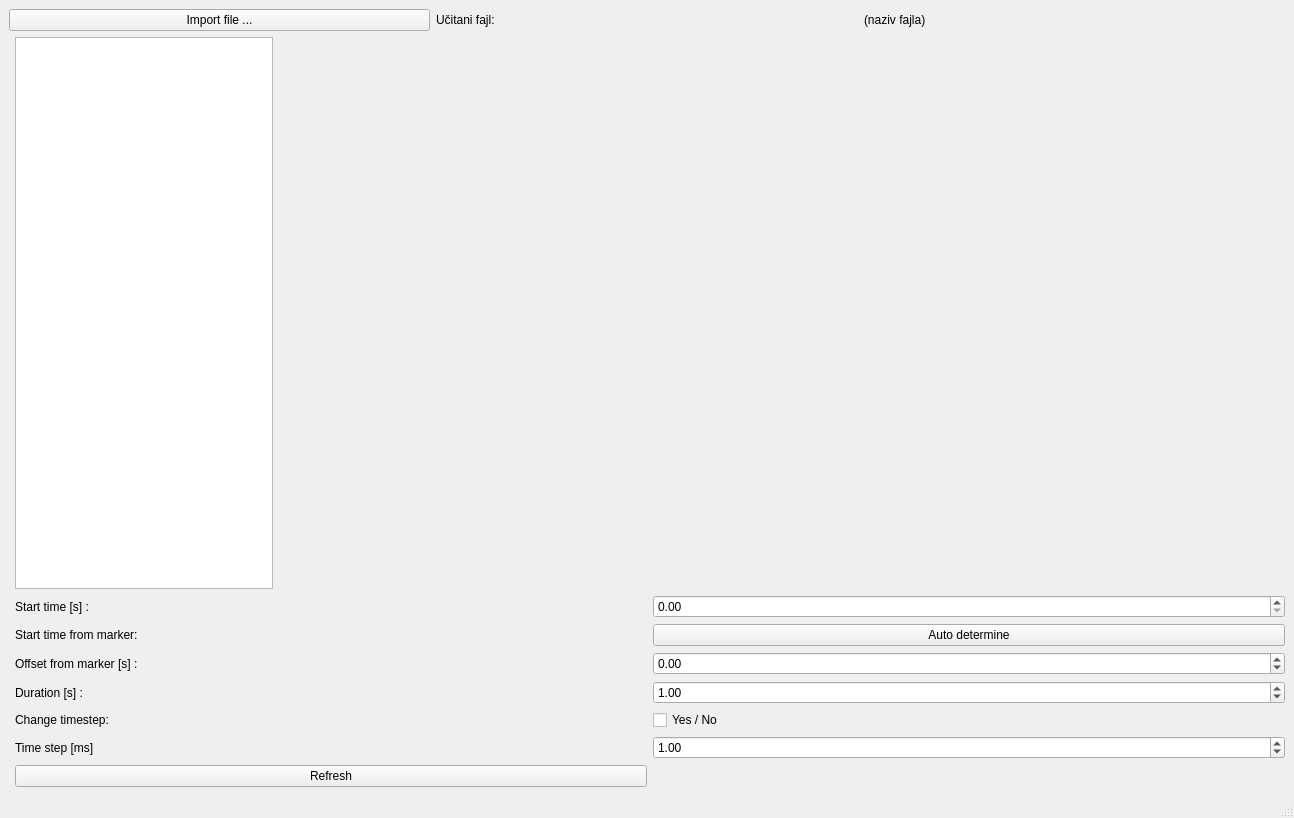
esokic/signal-processor, file mainwindow.ui: the form before one commit.
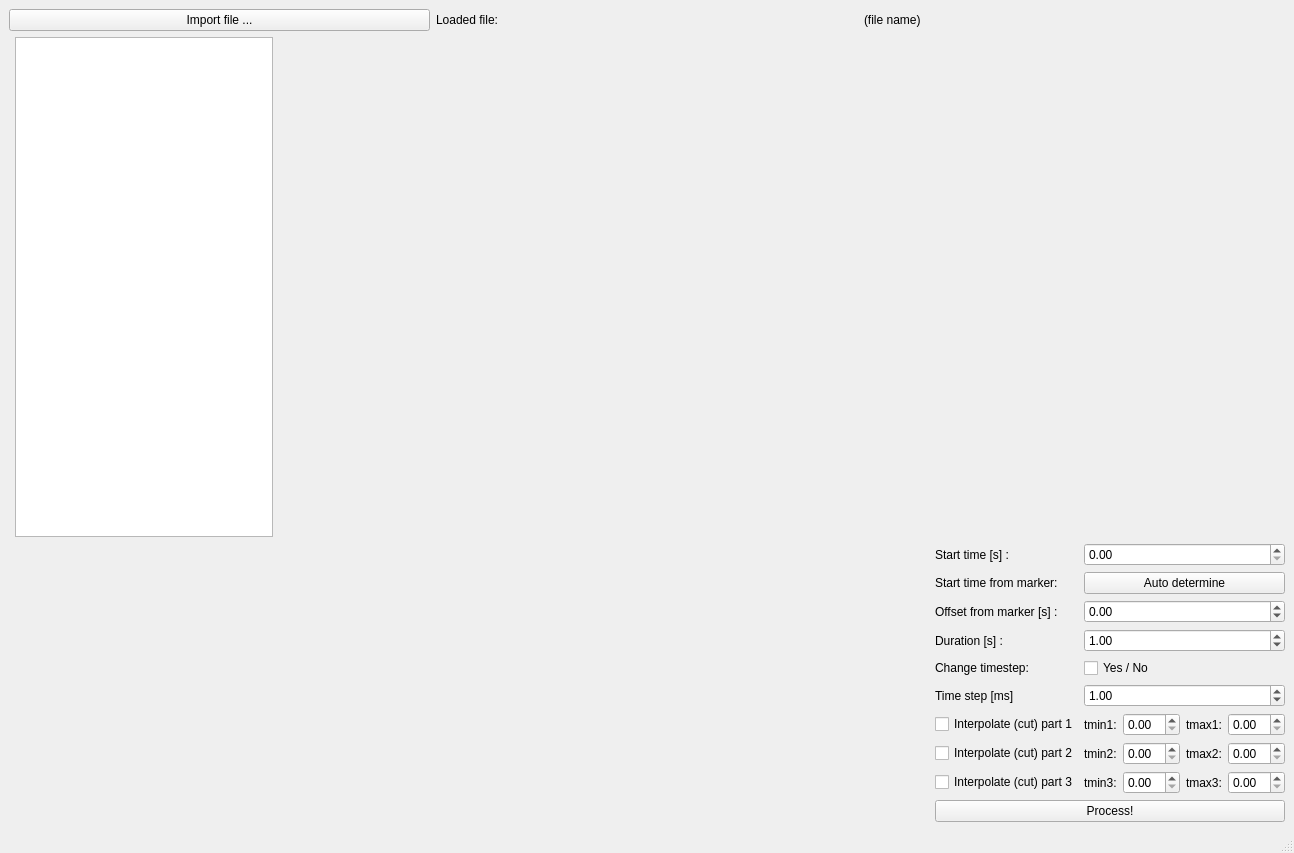
The form after the commit. Custom widgets are drawn as their Qt base class.

Patch:
```diff
--- a/mainwindow.ui
+++ b/mainwindow.ui
@@ -17,14 +17,89 @@
    <layout class="QGridLayout" name="gridLayout_2">
     <item row="3" column="1">
      <layout class="QGridLayout" name="gridLayout">
-      <item row="1" column="1">
+      <item row="6" column="1">
+       <widget class="QLabel" name="label_7">
+        <property name="text">
+         <string>Change timestep:</string>
+        </property>
+       </widget>
+      </item>
+      <item row="10" column="2">
+       <layout class="QHBoxLayout" name="horizontalLayout_3">
+        <item>
+         <widget class="QLabel" name="label_12">
+          <property name="text">
+           <string>tmin2:</string>
+          </property>
+         </widget>
+        </item>
+        <item>
+         <widget class="QDoubleSpinBox" name="doubleSpinBox_tmin2"/>
+        </item>
+        <item>
+         <widget class="QLabel" name="label_10">
+          <property name="text">
+           <string>tmax2:</string>
+          </property>
+         </widget>
+        </item>
+        <item>
+         <widget class="QDoubleSpinBox" name="doubleSpinBox_tmax2"/>
+        </item>
+       </layout>
+      </item>
+      <item row="9" column="2">
+       <layout class="QHBoxLayout" name="horizontalLayout_2">
+        <item>
+         <widget class="QLabel" name="label_9">
+          <property name="text">
+           <string>tmin1:</string>
+          </property>
+         </widget>
+        </item>
+        <item>
+         <widget class="QDoubleSpinBox" name="doubleSpinBox_tmin1"/>
+        </item>
+        <item>
+         <widget class="QLabel" name="label_8">
+          <property name="text">
+           <string>tmax1:</string>
+          </property>
+         </widget>
+        </item>
+        <item>
+         <widget class="QDoubleSpinBox" name="doubleSpinBox_tmax1"/>
+        </item>
+       </layout>
+      </item>
+      <item row="0" column="0">
+       <spacer name="horizontalSpacer">
+        <property name="orientation">
+         <enum>Qt::Horizontal</enum>
+        </property>
+        <property name="sizeHint" stdset="0">
+         <size>
+          <width>40</width>
+          <height>20</height>
+         </size>
+        </property>
+       </spacer>
+      </item>
+      <item row="1" column="2">
        <widget class="QPushButton" name="pushButton_AutoReadMarker">
         <property name="text">
          <string>Auto determine</string>
         </property>
        </widget>
       </item>
-      <item row="3" column="1">
+      <item row="9" column="1">
+       <widget class="QCheckBox" name="checkBox_cutPart_1">
+        <property name="text">
+         <string>Interpolate (cut) part 1</string>
+        </property>
+       </widget>
+      </item>
+      <item row="3" column="2">
        <widget class="QDoubleSpinBox" name="doubleSpinBox_offsetTime">
         <property name="minimum">
          <double>-5.000000000000000</double>
@@ -34,73 +109,49 @@
         </property>
        </widget>
       </item>
-      <item row="1" column="0">
-       <widget class="QLabel" name="label_5">
-        <property name="text">
-         <string>Start time from marker:</string>
-        </property>
-       </widget>
-      </item>
-      <item row="0" column="0">
+      <item row="0" column="1">
        <widget class="QLabel" name="label">
         <property name="text">
          <string>Start time [s] :</string>
         </property>
        </widget>
       </item>
-      <item row="8" column="0">
+      <item row="8" column="1">
        <widget class="QLabel" name="label_4">
         <property name="text">
          <string>Time step [ms]</string>
         </property>
        </widget>
       </item>
-      <item row="4" column="0">
-       <widget class="QLabel" name="label_2">
+      <item row="6" column="2">
+       <widget class="QCheckBox" name="checkBox_changeTimeStep">
         <property name="text">
-         <string>Duration [s] :</string>
+         <string>Yes / No</string>
         </property>
        </widget>
       </item>
-      <item row="6" column="0">
-       <widget class="QLabel" name="label_7">
-        <property name="text">
-         <string>Change timestep:</string>
-        </property>
-       </widget>
-      </item>
-      <item row="0" column="1">
-       <widget class="QDoubleSpinBox" name="doubleSpinBox_startTime"/>
-      </item>
-      <item row="3" column="0">
+      <item row="3" column="1">
        <widget class="QLabel" name="label_6">
         <property name="text">
          <string>Offset from marker [s] :</string>
         </property>
        </widget>
       </item>
-      <item row="10" column="0">
-       <widget class="QPushButton" name="pushButton_Refresh">
+      <item row="10" column="1">
+       <widget class="QCheckBox" name="checkBox_cutPart_2">
         <property name="text">
-         <string>Refresh</string>
+         <string>Interpolate (cut) part 2</string>
         </property>
        </widget>
       </item>
-      <item row="4" column="1">
+      <item row="4" column="2">
        <widget class="QDoubleSpinBox" name="doubleSpinBox_duration">
         <property name="value">
          <double>1.000000000000000</double>
         </property>
        </widget>
       </item>
-      <item row="6" column="1">
-       <widget class="QCheckBox" name="checkBox_changeTimeStep">
-        <property name="text">
-         <string>Yes / No</string>
-        </property>
-       </widget>
-      </item>
-      <item row="8" column="1">
+      <item row="8" column="2">
        <widget class="QDoubleSpinBox" name="doubleSpinBox_timeStep">
         <property name="maximum">
          <double>200.000000000000000</double>
@@ -110,6 +161,61 @@
         </property>
        </widget>
       </item>
+      <item row="11" column="1">
+       <widget class="QCheckBox" name="checkBox_cutPart_3">
+        <property name="text">
+         <string>Interpolate (cut) part 3</string>
+        </property>
+       </widget>
+      </item>
+      <item row="4" column="1">
+       <widget class="QLabel" name="label_2">
+        <property name="text">
+         <string>Duration [s] :</string>
+        </property>
+       </widget>
+      </item>
+      <item row="11" column="2">
+       <layout class="QHBoxLayout" name="horizontalLayout_4">
+        <item>
+         <widget class="QLabel" name="label_13">
+          <property name="text">
+           <string>tmin3:</string>
+          </property>
+         </widget>
+        </item>
+        <item>
+         <widget class="QDoubleSpinBox" name="doubleSpinBox_tmin3"/>
+        </item>
+        <item>
+         <widget class="QLabel" name="label_11">
+          <property name="text">
+           <string>tmax3:</string>
+          </property>
+         </widget>
+        </item>
+        <item>
+         <widget class="QDoubleSpinBox" name="doubleSpinBox_tmax3"/>
+        </item>
+       </layout>
+      </item>
+      <item row="0" column="2">
+       <widget class="QDoubleSpinBox" name="doubleSpinBox_startTime"/>
+      </item>
+      <item row="1" column="1">
+       <widget class="QLabel" name="label_5">
+        <property name="text">
+         <string>Start time from marker:</string>
+        </property>
+       </widget>
+      </item>
+      <item row="12" column="1" colspan="2">
+       <widget class="QPushButton" name="pushButton_Refresh">
+        <property name="text">
+         <string>Process!</string>
+        </property>
+       </widget>
+      </item>
      </layout>
     </item>
     <item row="2" column="1">
@@ -158,14 +264,14 @@
       <item>
        <widget class="QLabel" name="label_3">
         <property name="text">
-         <string>Učitani fajl:</string>
+         <string>Loaded file:</string>
         </property>
        </widget>
       </item>
       <item>
        <widget class="QLabel" name="label_nazivFajla">
         <property name="text">
-         <string>(naziv fajla)</string>
+         <string>(file name)</string>
         </property>
        </widget>
       </item>
```
